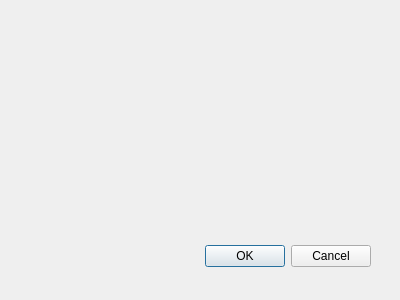
First picture: the form in test_gis/test_gis_dialog_base.ui, repository florianfolger/GIS-Programmierung, before the edit.
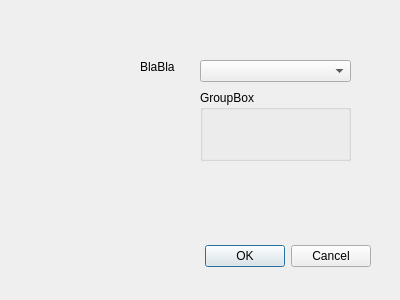
Second picture: the form after the edit.

```diff
--- a/test_gis/test_gis_dialog_base.ui
+++ b/test_gis/test_gis_dialog_base.ui
@@ -28,6 +28,42 @@
     <set>QDialogButtonBox::Cancel|QDialogButtonBox::Ok</set>
    </property>
   </widget>
+  <widget class="QLabel" name="label">
+   <property name="geometry">
+    <rect>
+     <x>140</x>
+     <y>60</y>
+     <width>47</width>
+     <height>13</height>
+    </rect>
+   </property>
+   <property name="text">
+    <string>BlaBla</string>
+   </property>
+  </widget>
+  <widget class="QComboBox" name="comboBox">
+   <property name="geometry">
+    <rect>
+     <x>200</x>
+     <y>60</y>
+     <width>151</width>
+     <height>22</height>
+    </rect>
+   </property>
+  </widget>
+  <widget class="QGroupBox" name="groupBox">
+   <property name="geometry">
+    <rect>
+     <x>200</x>
+     <y>90</y>
+     <width>151</width>
+     <height>71</height>
+    </rect>
+   </property>
+   <property name="title">
+    <string>GroupBox</string>
+   </property>
+  </widget>
  </widget>
  <resources/>
  <connections>
```
Left out of the diff: 41 changed lines with no effect on the pictures.
